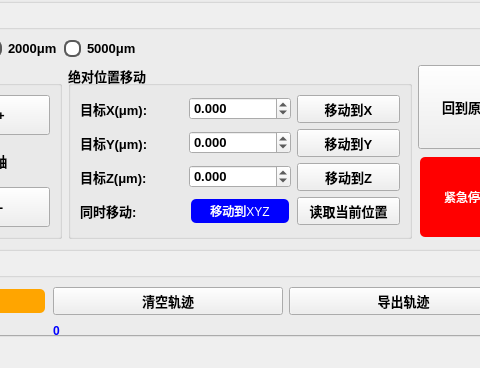
Qt form src/ui/MutiCamApp.ui (NicoleKJ9721/MutiCamApp) before a commit; both pictures show x 450 to 930 and y 371 to 739 of the 1014 by 739 pixel window.
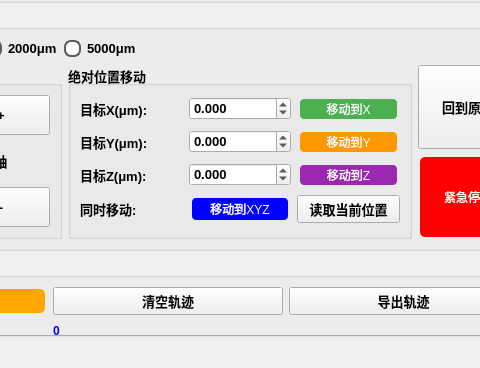
The same form after that commit. The open tabs and pages were chosen to show the change.

Commit message:
🔧 chore(config): 删除AI模型转向配置文件
- 移除了不再需要的AI模型转向配置，简化项目结构。

🌈 style(ui): 统一UI按钮样式

- 为应用程序的按钮元素添加了统一的样式定义，包括正常、悬停、按下和禁用状态，提升用户界面的一致性和美观度。

The edit to the form file:
```diff
--- a/src/ui/MutiCamApp.ui
+++ b/src/ui/MutiCamApp.ui
@@ -4361,6 +4361,29 @@
                    <layout class="QGridLayout" name="gridLayout_absoluteMove">
                     <item row="1" column="2">
                      <widget class="QPushButton" name="btnMoveToY">
+                      <property name="styleSheet">
+                       <string notr="true">QPushButton {
+    background-color: #FF9800; /* 橙色背景 */
+    color: white;
+    border-radius: 5px;
+    margin: 2px;
+    border: 2px solid transparent;
+}
+QPushButton:hover {
+    background-color: #e68900; /* 悬停时变深橙 */
+    border: 2px solid orange;
+}
+QPushButton:pressed {
+    background-color: #cc7a00; /* 按下时更深橙 */
+    border: 2px solid darkorange;
+}
+QPushButton:disabled {
+    background-color: #808080; /* 灰色背景表示禁用 */
+    color: #C0C0C0; /* 浅灰色文字 */
+    border: 2px solid #606060; /* 深灰色边框 */
+}
+</string>
+                      </property>
                       <property name="text">
                        <string>移动到Y</string>
                       </property>
@@ -4375,6 +4398,29 @@
                     </item>
                     <item row="0" column="2">
                      <widget class="QPushButton" name="btnMoveToX">
+                      <property name="styleSheet">
+                       <string notr="true">QPushButton {
+    background-color: #4CAF50; /* 绿色背景 */
+    color: white;
+    border-radius: 5px;
+    margin: 2px;
+    border: 2px solid transparent;
+}
+QPushButton:hover {
+    background-color: #45a049; /* 悬停时变深绿 */
+    border: 2px solid lightgreen;
+}
+QPushButton:pressed {
+    background-color: #3d8b40; /* 按下时更深绿 */
+    border: 2px solid darkgreen;
+}
+QPushButton:disabled {
+    background-color: #808080; /* 灰色背景表示禁用 */
+    color: #C0C0C0; /* 浅灰色文字 */
+    border: 2px solid #606060; /* 深灰色边框 */
+}
+</string>
+                      </property>
                       <property name="text">
                        <string>移动到X</string>
                       </property>
@@ -4382,6 +4428,29 @@
                     </item>
                     <item row="2" column="2">
                      <widget class="QPushButton" name="btnMoveToZ">
+                      <property name="styleSheet">
+                       <string notr="true">QPushButton {
+    background-color: #9C27B0; /* 紫色背景 */
+    color: white;
+    border-radius: 5px;
+    margin: 2px;
+    border: 2px solid transparent;
+}
+QPushButton:hover {
+    background-color: #8e24aa; /* 悬停时变深紫 */
+    border: 2px solid plum;
+}
+QPushButton:pressed {
+    background-color: #7b1fa2; /* 按下时更深紫 */
+    border: 2px solid purple;
+}
+QPushButton:disabled {
+    background-color: #808080; /* 灰色背景表示禁用 */
+    color: #C0C0C0; /* 浅灰色文字 */
+    border: 2px solid #606060; /* 深灰色边框 */
+}
+</string>
+                      </property>
                       <property name="text">
                        <string>移动到Z</string>
                       </property>
@@ -4435,12 +4504,19 @@
     color: white;
     border-radius: 5px;
     margin: 2px;
+    border: 2px solid transparent;
 }
 QPushButton:hover {
     background-color: royalblue; /* 悬停时略微变深，比 blue 深，比 darkblue 亮 */
 }
 QPushButton:pressed {
     background-color: darkblue; /* 按下时变得更深，与 royalblue 明显区分 */
+    border: 2px solid navy;
+}
+QPushButton:disabled {
+    background-color: #808080; /* 灰色背景表示禁用 */
+    color: #C0C0C0; /* 浅灰色文字 */
+    border: 2px solid #606060; /* 深灰色边框 */
 }
 </string>
                       </property>
```
Left out of the diff: 1 changed line with no effect on the pictures. The commit also changes 1 other file.
